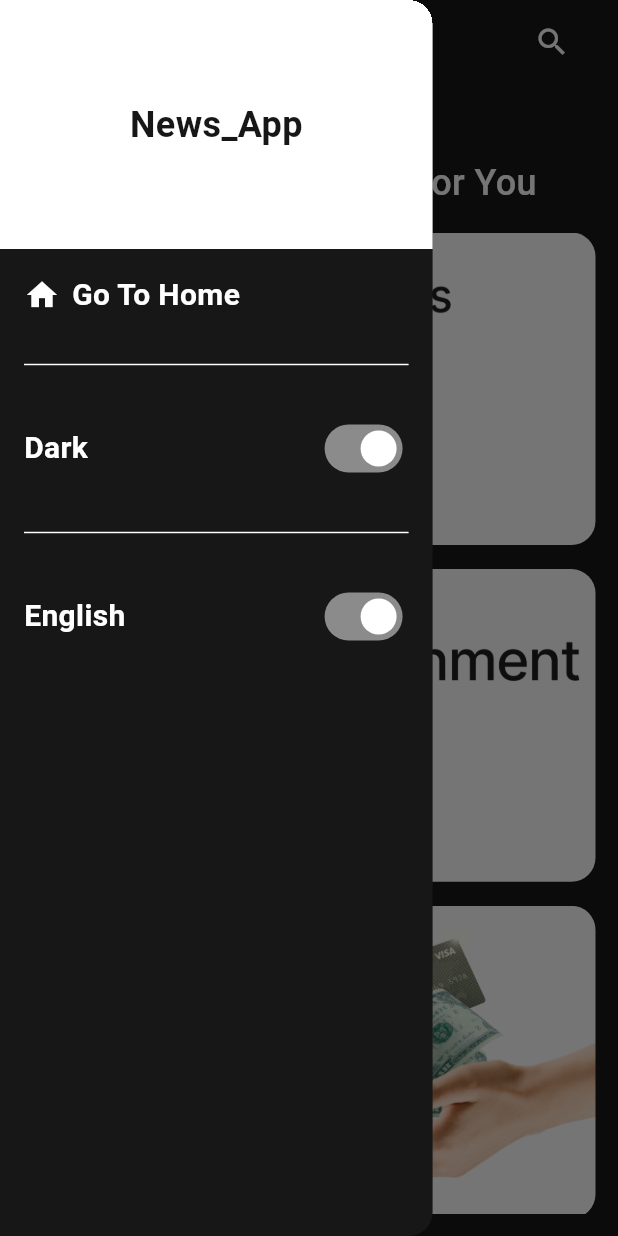
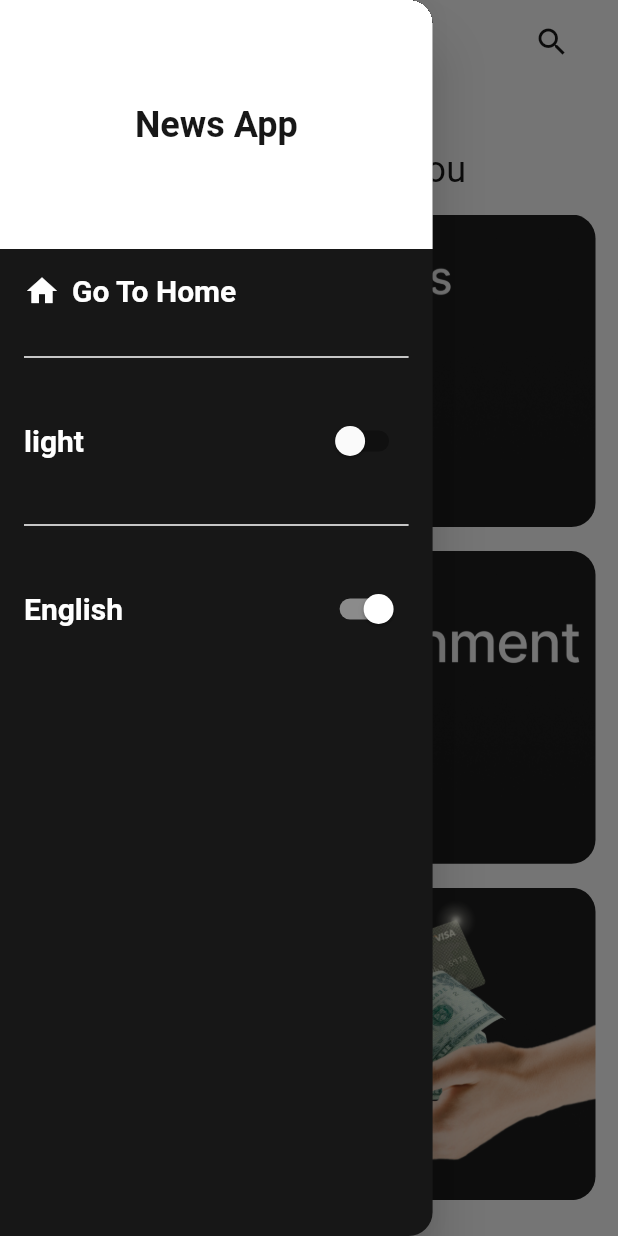
Before and after one commit to amira654/news_app, a Flutter app: the screen it shows after launch, with the side drawer open, on a phone screen of 412 x 824 dp. Run offline on Flutter 3.47's test engine with Material 3 defaults, Android fonts, the phone set to English and light mode, and no system bars; our stand-ins replace cached_network_image, flutter_screenutil; generated files the repository leaves out were written again.

Commit message:
change theme , change language

```diff
--- a/lib/config/theme/theme_manager.dart
+++ b/lib/config/theme/theme_manager.dart
@@ -4,8 +4,77 @@ import 'package:flutter_screenutil/flutter_screenutil.dart';
 import '../../core/colors_manager.dart';
 
 class ThemeManager {
-  static final light = ThemeData();
+  static final light = ThemeData(
+    useMaterial3: false,
+    primaryColor: ColorsManager.white,
+    primaryColorDark: ColorsManager.black17,
+    elevatedButtonTheme: ElevatedButtonThemeData(
+      style: ElevatedButton.styleFrom(
+        backgroundColor: ColorsManager.white,
+        foregroundColor: ColorsManager.black17,
+        padding: REdgeInsets.all(16.0),
+        minimumSize: Size(double.infinity, 48.h),
+        shape: RoundedRectangleBorder(
+          borderRadius: BorderRadius.circular(12.r),
+        ),
+      ),
+    ),
+    tabBarTheme: TabBarTheme(
+      tabAlignment: TabAlignment.start,
+      indicatorColor: ColorsManager.white,
+      dividerColor: Colors.transparent,
+      labelStyle: TextStyle(
+          fontWeight: FontWeight.bold,
+          fontSize: 16.sp,
+          color: ColorsManager.white),
+      unselectedLabelStyle: TextStyle(
+          fontWeight: FontWeight.w500,
+          fontSize: 14.sp,
+          color: ColorsManager.white),
+    ),
+    scaffoldBackgroundColor: ColorsManager.white,
+    appBarTheme: AppBarTheme(
+      elevation: 0,
+      backgroundColor: ColorsManager.white,
+      foregroundColor: ColorsManager.black17,
+      centerTitle: true,
+      iconTheme: IconThemeData(
+        color: ColorsManager.black17,
+      ),
+      titleTextStyle: TextStyle(
+          fontSize: 20.sp,
+          fontWeight: FontWeight.w500,
+          color: ColorsManager.black17),
+    ),
+    textTheme: TextTheme(
+      bodyMedium: TextStyle(
+          fontSize: 24.sp,
+          fontWeight: FontWeight.w400,
+          color: ColorsManager.black17),
+      displayMedium: TextStyle(
+        fontSize: 16.sp,
+        color: ColorsManager.black17,
+        fontWeight: FontWeight.bold,
+      ),
+      displaySmall: TextStyle(
+        fontSize: 12.sp,
+        color: ColorsManager.grey,
+        fontWeight: FontWeight.w500,
+      ),
+      labelMedium: TextStyle(
+        fontSize: 18.sp,
+        color: ColorsManager.black17,
+        fontWeight: FontWeight.w500,
+      ),
+      titleMedium: TextStyle(
+        fontSize: 16.sp,
+        color: ColorsManager.white,
+        fontWeight: FontWeight.w400,
+      ),
+    ),
+  );
   static final dark = ThemeData(
+    useMaterial3: false,
     primaryColor: ColorsManager.black17,
     primaryColorDark: ColorsManager.white,
     elevatedButtonTheme: ElevatedButtonThemeData(
@@ -49,8 +118,8 @@ class ThemeManager {
     textTheme: TextTheme(
       bodyMedium: TextStyle(
         fontSize: 24.sp,
-        fontWeight: FontWeight.w500,
-        color: ColorsManager.white
+          fontWeight: FontWeight.w400,
+          color: ColorsManager.white
       ),
       displayMedium: TextStyle(
         fontSize: 16.sp,
@@ -67,6 +136,11 @@ class ThemeManager {
         color: ColorsManager.white,
         fontWeight: FontWeight.w700,
       ),
+      titleMedium: TextStyle(
+        fontSize: 16.sp,
+        color: ColorsManager.black17,
+        fontWeight: FontWeight.w400,
+      ),
     ),
   );
 
--- a/lib/core/extentions/context_extention.dart
+++ b/lib/core/extentions/context_extention.dart
@@ -3,4 +3,4 @@
 extension ContextExtention on BuildContext {
   double get height => MediaQuery.sizeOf(this).height;
   double get width => MediaQuery.sizeOf(this).width;
- }
+}
--- a/lib/models/category_model.dart
+++ b/lib/models/category_model.dart
@@ -4,11 +4,13 @@ class CategoryModel {
   final String id;
   final String title;
   final String imagePath;
+  final String imagePathLight;
 
   const CategoryModel({
     required this.id,
     required this.title,
     required this.imagePath,
+    required this.imagePathLight,
   });
 
   static List<CategoryModel> categories = _getCategories();
@@ -18,36 +20,43 @@ class CategoryModel {
           id: "sports",
           title: "Sports",
           imagePath: AssetsManager.sports,
+          imagePathLight: AssetsManager.sportsDark,
         ),
         CategoryModel(
           id: "entertainment",
           title: "Entertainment",
           imagePath: AssetsManager.entertainment,
+          imagePathLight: AssetsManager.entertainmentDark,
         ),
         CategoryModel(
           id: "business",
           title: "Business",
           imagePath: AssetsManager.business,
+          imagePathLight: AssetsManager.businessDark,
         ),
         CategoryModel(
           id: "science",
           title: "Science",
           imagePath: AssetsManager.science,
+          imagePathLight: AssetsManager.scienceDark,
         ),
         CategoryModel(
           id: "technology",
           title: "Technology",
           imagePath: AssetsManager.tech,
+          imagePathLight: AssetsManager.techDark,
         ),
         CategoryModel(
           id: "health",
           title: "Health",
           imagePath: AssetsManager.health,
+          imagePathLight: AssetsManager.healthDark,
         ),
         CategoryModel(
           id: "general",
           title: "General",
           imagePath: AssetsManager.general,
+          imagePathLight: AssetsManager.generalDark,
         ),
       ];
 }
--- a/lib/news_app.dart
+++ b/lib/news_app.dart
@@ -1,7 +1,10 @@
 import 'package:flutter/material.dart';
+import 'package:flutter_gen/gen_l10n/app_localizations.dart';
 import 'package:flutter_screenutil/flutter_screenutil.dart';
 import 'package:news_app/config/theme/theme_manager.dart';
 import 'package:news_app/core/extentions/context_extention.dart';
+import 'package:news_app/provider/home_provider.dart';
+import 'package:provider/provider.dart';
 
 import 'core/routes_manager.dart';
 
@@ -10,6 +13,8 @@ class NewsApp extends StatelessWidget {
 
   @override
   Widget build(BuildContext context) {
+    var homeProvider = Provider.of<HomeProvider>(context);
+
     return ScreenUtilInit(
       designSize:  Size(context.width, context.height),
       minTextAdapt: true,
@@ -21,8 +26,13 @@ class NewsApp extends StatelessWidget {
           initialRoute: RoutesManager.home,
           theme: ThemeManager.light,
           darkTheme: ThemeManager.dark,
-          themeMode: ThemeMode.dark,
-          locale: Locale("en"),
+          themeMode: homeProvider.currentTheme,
+          localizationsDelegates: AppLocalizations.localizationsDelegates,
+          supportedLocales: const [
+            Locale('en'),
+            Locale('ar'),
+          ],
+          locale: Locale(homeProvider.currentLang),
         );
       },
     );
--- a/lib/presentation/home/categories_view/categories_view.dart
+++ b/lib/presentation/home/categories_view/categories_view.dart
@@ -1,7 +1,10 @@
 import 'package:flutter/material.dart';
+import 'package:flutter_gen/gen_l10n/app_localizations.dart';
 import 'package:flutter_screenutil/flutter_screenutil.dart';
+import 'package:provider/provider.dart';
 
 import '../../../models/category_model.dart';
+import '../../../provider/home_provider.dart';
 import 'category_item.dart';
 
 class CategoriesView extends StatelessWidget {
@@ -10,13 +13,18 @@ class CategoriesView extends StatelessWidget {
 
   @override
   Widget build(BuildContext context) {
+    var homeProvider = Provider.of<HomeProvider>(context);
+    final isEnglish = homeProvider.isEnglish;
     return Padding(
       padding:  REdgeInsets.all(15.0),
       child: Column(
         children: [
-          Text(
-            "Good Morning\nHere is Some News For You",
-            style: Theme.of(context).textTheme.bodyMedium,
+          Align(
+            alignment: isEnglish ? Alignment.topLeft : Alignment.topRight,
+            child: Text(
+              AppLocalizations.of(context)!.good_morning,
+              style: Theme.of(context).textTheme.bodyMedium,
+            ),
           ),
           SizedBox(height: 16.h),
           Expanded(child:  ListView.separated(
--- a/lib/presentation/home/categories_view/category_item.dart
+++ b/lib/presentation/home/categories_view/category_item.dart
@@ -11,6 +11,8 @@ final CategoryModel category;
   @override
   Widget build(BuildContext context) {
     var homeProvider = Provider.of<HomeProvider>(context);
+    final isDark = homeProvider.isDark;
+
     return InkWell(
       onTap: () {
         homeProvider.goToSourcesView(category);
@@ -20,7 +22,7 @@ final CategoryModel category;
           ClipRRect(
             borderRadius: BorderRadius.circular(16.r),
             child: Image.asset(
-              category.imagePath,
+              isDark ? category.imagePath : category.imagePathLight,
             ),
           ),
         ],
--- a/lib/presentation/home/home_drawer/home_drawer.dart
+++ b/lib/presentation/home/home_drawer/home_drawer.dart
@@ -1,4 +1,5 @@
 import 'package:flutter/material.dart';
+import 'package:flutter_gen/gen_l10n/app_localizations.dart';
 import 'package:flutter_screenutil/flutter_screenutil.dart';
 import 'package:news_app/core/colors_manager.dart';
 import 'package:news_app/core/extentions/context_extention.dart';
@@ -28,73 +29,98 @@ class HomeDrawer extends StatelessWidget {
               width: double.infinity,
               height: 166.h,
               color: ColorsManager.white,
-            child: Text("News_App",style: TextStyle(
+              child: Text(
+                "News App",
+                style: TextStyle(
                     fontSize: 24.sp,
                     fontWeight: FontWeight.bold,
                     color: ColorsManager.black17),
-          ) ),
+              )),
           Padding(
             padding: REdgeInsets.all(16.0),
             child: Column(
               children: [
                 InkWell(
-                 onTap: (){
+                  onTap: () {
                     homeProvider.goToCategoriesView();
                     Navigator.pop(context);
                   },
                   child: Row(
                     children: [
-                     Icon(
+                      const Icon(
                         Icons.home,
                         color: ColorsManager.white,
                       ),
-                     SizedBox(width: 8.w,),
-                     Text("Go To Home",style: TextStyle(
+                      SizedBox(
+                        width: 8.w,
+                      ),
+                      Text(AppLocalizations.of(context)!.go_to_home,
+                          style: TextStyle(
                             fontSize: 20.sp,
                             color: ColorsManager.white,
-                       fontWeight: FontWeight.bold,))
+                            fontWeight: FontWeight.bold,
+                          ))
                     ],
                   ),
                 ),
-               SizedBox(height: 24.h,),
-               Divider(color: ColorsManager.white,
-               thickness: 1.h,),
-               SizedBox(height: 24.h,),
+                SizedBox(
+                  height: 24.h,
+                ),
+                Divider(
+                  color: ColorsManager.white,
+                  thickness: 1.h,
+                ),
+                SizedBox(
+                  height: 24.h,
+                ),
                 Row(
                     mainAxisAlignment: MainAxisAlignment.spaceBetween,
                     children: [
-                   Text("Dark",style: TextStyle(
+                      Text(
+                          homeProvider.isDark
+                              ? AppLocalizations.of(context)!.dark
+                              : AppLocalizations.of(context)!.light,
+                          style: TextStyle(
                             fontSize: 20.sp,
                             color: ColorsManager.white,
-                     fontWeight: FontWeight.bold,)),
+                            fontWeight: FontWeight.bold,
+                          )),
                       Switch(
-                     value: true,
-                     onChanged: (value){},
+                        value: homeProvider.isDark,
+                        onChanged: (value) {
+                          homeProvider.changeAppTheme(
+                              value ? ThemeMode.dark : ThemeMode.light);
+                        },
                         activeColor: ColorsManager.white,
                       ),
-
-                 ]
+                    ]),
+                SizedBox(
+                  height: 24.h,
                 ),
-               SizedBox(height: 24.h,),
-               Divider(color: ColorsManager.white,
-                 thickness: 1.h,),               SizedBox(height: 24.h,),
-
+                Divider(
+                  color: ColorsManager.white,
+                  thickness: 1.h,
+                ),
+                SizedBox(
+                  height: 24.h,
+                ),
                 Row(
                     mainAxisAlignment: MainAxisAlignment.spaceBetween,
                     children: [
-                     Text("English",style: TextStyle(
+                      Text(homeProvider.isEnglish ? "English" : "عربي",
+                          style: TextStyle(
                             fontSize: 20.sp,
                             color: ColorsManager.white,
-                       fontWeight: FontWeight.bold,)),
+                            fontWeight: FontWeight.bold,
+                          )),
                       Switch(
-                       value: true,
-                       onChanged: (value){},
+                        value: homeProvider.isEnglish,
+                        onChanged: (value) {
+                          homeProvider.changeAppLang(value ? "en" : "ar");
+                        },
                         activeColor: ColorsManager.white,
                       ),
-
-                   ]
-               )
-
+                    ])
               ],
             ),
           )
--- a/lib/presentation/home/sources_view/modal_bottom_sheet_body.dart
+++ b/lib/presentation/home/sources_view/modal_bottom_sheet_body.dart
@@ -3,7 +3,6 @@ import 'package:flutter/material.dart';
 import 'package:flutter_screenutil/flutter_screenutil.dart';
 import 'package:url_launcher/url_launcher.dart';
 
-import '../../../core/colors_manager.dart';
 import '../../../models/articles_response/Article.dart';
 
 class modalBottomSheetBody extends StatelessWidget {
@@ -42,9 +41,7 @@ class modalBottomSheetBody extends StatelessWidget {
               SizedBox(height: 10.h),
               Text(
                 article.description ?? '',
-                style: Theme.of(context).textTheme.displayMedium!.copyWith(
-                      color: ColorsManager.black17,
-                    ),
+                style: Theme.of(context).textTheme.titleMedium,
               ),
               SizedBox(height: 10.h),
               ElevatedButton(
--- a/lib/presentation/search/widgets/custom_search_bar.dart
+++ b/lib/presentation/search/widgets/custom_search_bar.dart
@@ -1,4 +1,5 @@
 import 'package:flutter/material.dart';
+import 'package:flutter_gen/gen_l10n/app_localizations.dart';
 import 'package:flutter_screenutil/flutter_screenutil.dart';
 import 'package:news_app/provider/search_view_provider.dart';
 import 'package:provider/provider.dart';
@@ -28,7 +29,7 @@ class CustomSearchBar extends StatelessWidget {
             borderRadius: BorderRadius.circular(16.r),
             borderSide: BorderSide(color: Theme.of(context).primaryColorDark),
           ),
-          hintText: "Search",
+          hintText: AppLocalizations.of(context)!.search,
           hintStyle: Theme.of(context).textTheme.labelMedium,
           prefixIcon:
               Icon(Icons.search, color: Theme.of(context).primaryColorDark),
--- a/lib/provider/home_provider.dart
+++ b/lib/provider/home_provider.dart
@@ -6,17 +6,38 @@ import '../presentation/home/sources_view/sources_view.dart';
 
 class HomeProvider extends ChangeNotifier{
   String homeTitle = "Home";
+  ThemeMode currentTheme = ThemeMode.light;
+  String currentLang = "en";
 
-  Widget view = CategoriesView();
+  bool get isDark => currentTheme == ThemeMode.dark;
+
+  bool get isEnglish => currentLang == "en";
+
+  void changeAppTheme(ThemeMode newTheme) {
+    if (currentTheme == newTheme) return;
+    currentTheme = newTheme;
+    notifyListeners();
+  }
+
+  void changeAppLang(String newLang) {
+    if (currentLang == newLang) return;
+    currentLang = newLang;
+    if (view is CategoriesView) {
+      isEnglish ? homeTitle = "Home" : homeTitle = "الرئيسية";
+    }
+    notifyListeners();
+  }
+
+  Widget view = const CategoriesView();
   void goToSourcesView(CategoryModel category){
     view = SourcesView(category: category,);
     homeTitle = category.title;
     notifyListeners();
   }
  void goToCategoriesView(){
-    if(view == CategoriesView()) return;
-    view = CategoriesView();
-    homeTitle = "Home";
+    if (view == const CategoriesView()) return;
+    view = const CategoriesView();
+    homeTitle = isEnglish ? "Home" : "الرئيسية";
     notifyListeners();
   }
 
--- a/pubspec.yaml
+++ b/pubspec.yaml
@@ -41,6 +41,9 @@ dependencies:
   cached_network_image:
   url_launcher: ^6.2.4
   dartz: ^0.10.1
+  intl:
+  flutter_localizations:
+    sdk: flutter
 
 dev_dependencies:
   flutter_test:
@@ -63,6 +66,7 @@ flutter:
   # included with your application, so that you can use the icons in
   # the material Icons class.
   uses-material-design: true
+  generate: true
 
   # To add assets to your application, add an assets section, like this:
   assets:
```
Also changed, not shown: lib/l10n/app_ar.arb (added, +13 -0 lines), lib/l10n/app_en.arb (added, +14 -0 lines), lib/presentation/home/sources_view/article.dart (+7 -1 lines), lib/presentation/search/search.dart (+11 -4 lines), pubspec.lock. Lines whose indentation alone changed are shown as unchanged.
